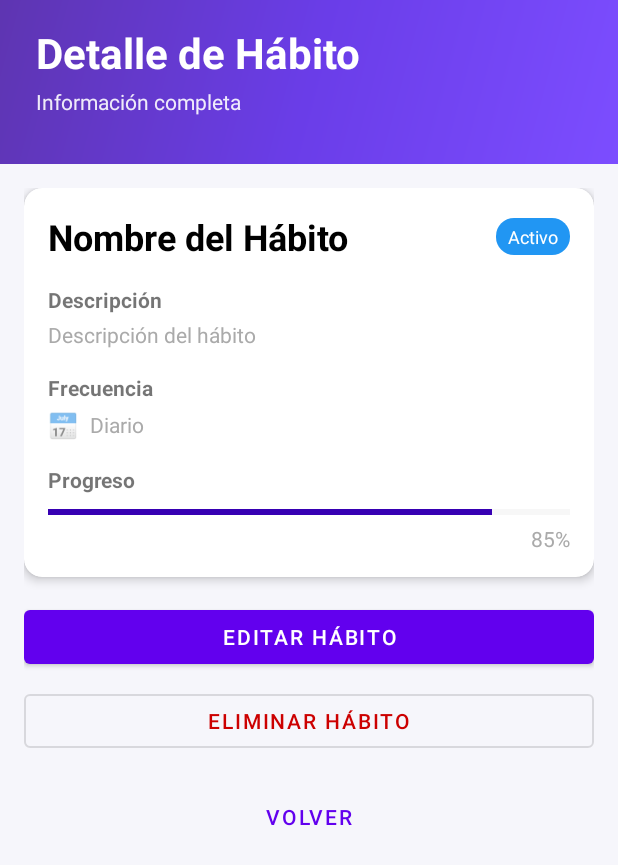
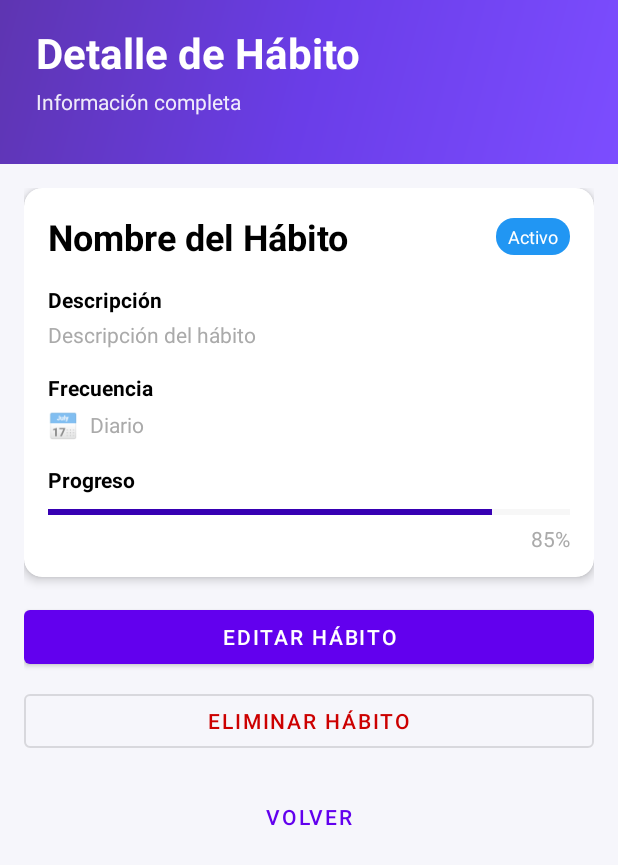
Before and after one commit to Pipe7993/HabiTapp, an Android app: the HabitDetailActivity screen opened directly, with no data from a screen before it, on a phone screen of 412 x 824 dp. Shown: the top 865 px of the screen. Run offline under Robolectric (Android 15) with nearby library versions, the phone set to English and light mode, and no system bars; our stand-ins replace Room's generated code.

Commit message:
fix errores modo oscuro

```diff
--- a/app/src/main/res/layout/activity_habit_detail.xml
+++ b/app/src/main/res/layout/activity_habit_detail.xml
@@ -46,7 +46,7 @@
                             android:text="Nombre del Hábito"
                             android:textSize="24sp"
                             android:textStyle="bold"
-                            android:textColor="@android:color/black" />
+                            android:textColor="@color/text_primary" />
 
                         <TextView
                             android:id="@+id/tv_detail_habit_status"
@@ -68,7 +68,8 @@
                         android:text="Descripción"
                         android:textStyle="bold"
                         android:layout_marginTop="16dp"
-                        android:layout_marginBottom="4dp" />
+                        android:layout_marginBottom="4dp"
+                        android:textColor="@color/text_primary" />
 
                     <TextView
                         android:id="@+id/tv_detail_habit_description"
@@ -84,7 +85,8 @@
                         android:text="Frecuencia"
                         android:textStyle="bold"
                         android:layout_marginTop="16dp"
-                        android:layout_marginBottom="4dp" />
+                        android:layout_marginBottom="4dp"
+                        android:textColor="@color/text_primary" />
 
                     <LinearLayout
                         android:layout_width="match_parent"
@@ -114,7 +116,8 @@
                         android:text="Progreso"
                         android:textStyle="bold"
                         android:layout_marginTop="16dp"
-                        android:layout_marginBottom="8dp" />
+                        android:layout_marginBottom="8dp"
+                        android:textColor="@color/text_primary" />
 
                     <ProgressBar
                         android:id="@+id/progress_detail_habit"
--- a/app/src/main/res/layout/activity_task_detail.xml
+++ b/app/src/main/res/layout/activity_task_detail.xml
@@ -39,7 +39,7 @@
                         android:text="Título de la Tarea"
                         android:textSize="24sp"
                         android:textStyle="bold"
-                        android:textColor="@android:color/black"
+                        android:textColor="@color/text_primary"
                         android:layout_marginBottom="8dp" />
 
                     <LinearLayout
@@ -54,7 +54,7 @@
                             android:layout_height="wrap_content"
                             android:text="10:00"
                             android:textSize="16sp"
-                            android:textColor="@android:color/darker_gray"
+                            android:textColor="@color/text_secondary"
                             android:drawablePadding="4dp"
                             android:layout_marginEnd="16dp" />
 
@@ -86,7 +86,7 @@
                         android:layout_height="wrap_content"
                         android:text="Descripción de la tarea"
                         android:textSize="14sp"
-                        android:textColor="@android:color/darker_gray" />
+                        android:textColor="@color/text_secondary" />
 
                 </LinearLayout>
 
--- a/app/src/main/res/layout/fragment_gallery.xml
+++ b/app/src/main/res/layout/fragment_gallery.xml
@@ -15,6 +15,7 @@
         android:layout_marginEnd="8dp"
         android:textAlignment="center"
         android:textSize="20sp"
+        android:textColor="@color/text_primary"
         app:layout_constraintBottom_toBottomOf="parent"
         app:layout_constraintEnd_toEndOf="parent"
         app:layout_constraintStart_toStartOf="parent"
--- a/app/src/main/res/layout/fragment_habits.xml
+++ b/app/src/main/res/layout/fragment_habits.xml
@@ -40,11 +40,12 @@
             android:id="@+id/tv_tasks_today_header"
             android:layout_width="match_parent"
             android:layout_height="wrap_content"
-            android:text="Tareas para hoy"
+            android:text="Tareas"
             android:textSize="16sp"
             android:textStyle="bold"
             android:layout_marginTop="8dp"
-            android:layout_marginBottom="4dp" />
+            android:layout_marginBottom="4dp"
+            android:textColor="@color/text_primary" />
         <androidx.recyclerview.widget.RecyclerView
             android:id="@+id/recycler_tasks_today"
             android:layout_width="match_parent"
--- a/app/src/main/res/layout/fragment_home.xml
+++ b/app/src/main/res/layout/fragment_home.xml
@@ -15,6 +15,7 @@
         android:layout_marginEnd="8dp"
         android:textAlignment="center"
         android:textSize="20sp"
+        android:textColor="@color/text_primary"
         app:layout_constraintBottom_toBottomOf="parent"
         app:layout_constraintEnd_toEndOf="parent"
         app:layout_constraintStart_toStartOf="parent"
--- a/app/src/main/res/layout/fragment_slideshow.xml
+++ b/app/src/main/res/layout/fragment_slideshow.xml
@@ -15,6 +15,7 @@
         android:layout_marginEnd="8dp"
         android:textAlignment="center"
         android:textSize="20sp"
+        android:textColor="@color/text_primary"
         app:layout_constraintBottom_toBottomOf="parent"
         app:layout_constraintEnd_toEndOf="parent"
         app:layout_constraintStart_toStartOf="parent"
--- a/app/src/main/res/layout/fragment_stats.xml
+++ b/app/src/main/res/layout/fragment_stats.xml
@@ -28,7 +28,8 @@
                 android:text="Tareas"
                 android:textSize="16sp"
                 android:textStyle="bold"
-                android:layout_marginBottom="8dp" />
+                android:layout_marginBottom="8dp"
+                android:textColor="@color/text_primary" />
 
             <androidx.cardview.widget.CardView
                 android:layout_width="match_parent"
--- a/app/src/main/res/layout/item_habit.xml
+++ b/app/src/main/res/layout/item_habit.xml
@@ -27,7 +27,7 @@
                 android:layout_weight="1"
                 android:textStyle="bold"
                 android:textSize="16sp"
-                android:textColor="@android:color/black"
+                android:textColor="@color/text_primary"
                 android:text="Meditación matutina" />
 
             <TextView
--- a/app/src/main/res/layout/item_task.xml
+++ b/app/src/main/res/layout/item_task.xml
@@ -21,7 +21,7 @@
             android:text="Título de tarea"
             android:textStyle="bold"
             android:textSize="16sp"
-            android:textColor="@android:color/black" />
+            android:textColor="@color/text_primary" />
 
         <TextView
             android:id="@+id/tv_task_subtitle"
--- a/app/src/main/res/values/colors.xml
+++ b/app/src/main/res/values/colors.xml
@@ -7,6 +7,7 @@
     <color name="teal_700">#FF018786</color>
     <color name="black">#FF000000</color>
     <color name="white">#FFFFFFFF</color>
+    <color name="text_primary">#000000</color>
     <color name="text_secondary">#757575</color>
     <color name="text_hint">#616161</color>
     <color name="text_grey">#666666</color>
```
Also changed, not shown: app/src/main/java/com/example/habitapp/ui/AddTaskActivity.kt (+7 -1 lines), app/src/main/res/layout/fragment_settings.xml (+4 -3 lines).
